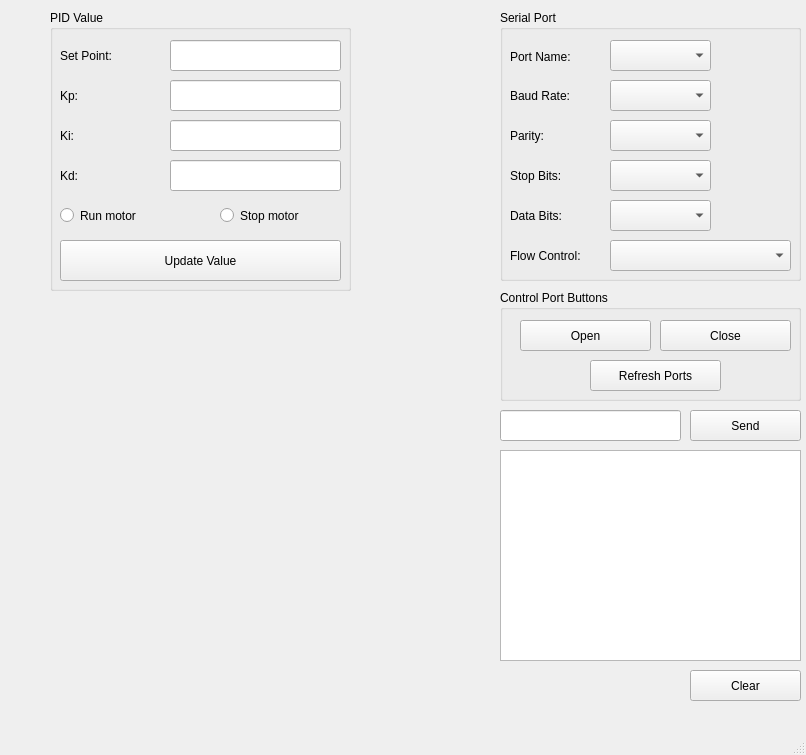
Qt form mainwindow.ui (nguyenlamanhvu/GUI_PID) before a commit.
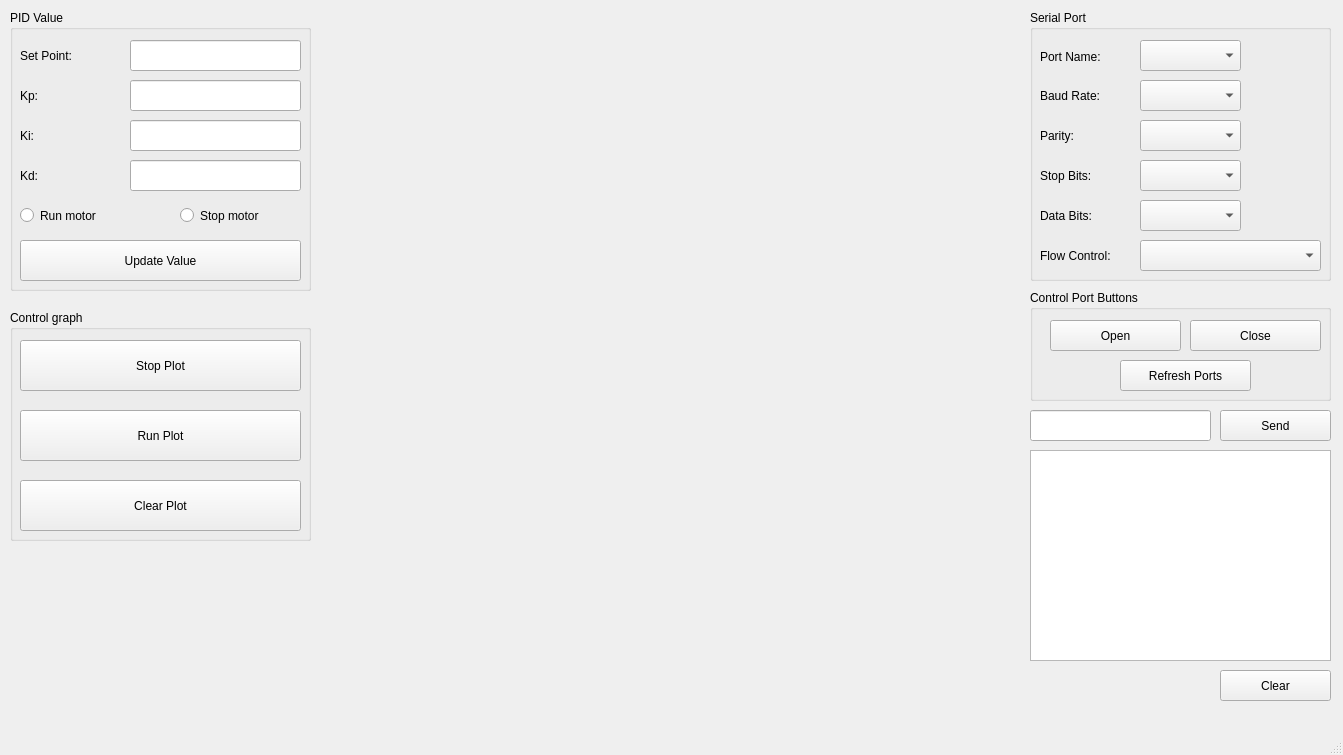
The same form after that commit. Custom widgets are drawn as their Qt base class.

Commit message: finished GUI for PID Controller

Patch:
```diff
--- a/mainwindow.ui
+++ b/mainwindow.ui
@@ -6,7 +6,7 @@
    <rect>
     <x>0</x>
     <y>0</y>
-    <width>806</width>
+    <width>1343</width>
     <height>755</height>
    </rect>
   </property>
@@ -17,7 +17,7 @@
    <widget class="QLineEdit" name="lnMessage">
     <property name="geometry">
      <rect>
-      <x>500</x>
+      <x>1030</x>
       <y>410</y>
       <width>181</width>
       <height>31</height>
@@ -27,7 +27,7 @@
    <widget class="QPushButton" name="btnSend">
     <property name="geometry">
      <rect>
-      <x>690</x>
+      <x>1220</x>
       <y>410</y>
       <width>111</width>
       <height>31</height>
@@ -40,7 +40,7 @@
    <widget class="QListWidget" name="lstMessages">
     <property name="geometry">
      <rect>
-      <x>500</x>
+      <x>1030</x>
       <y>450</y>
       <width>301</width>
       <height>211</height>
@@ -50,7 +50,7 @@
    <widget class="QGroupBox" name="groupBox">
     <property name="geometry">
      <rect>
-      <x>500</x>
+      <x>1030</x>
       <y>10</y>
       <width>301</width>
       <height>271</height>
@@ -201,7 +201,7 @@
    <widget class="QGroupBox" name="groupBox_2">
     <property name="geometry">
      <rect>
-      <x>500</x>
+      <x>1030</x>
       <y>290</y>
       <width>301</width>
       <height>111</height>
@@ -253,7 +253,7 @@
    <widget class="QPushButton" name="btnClear">
     <property name="geometry">
      <rect>
-      <x>690</x>
+      <x>1220</x>
       <y>670</y>
       <width>111</width>
       <height>31</height>
@@ -266,7 +266,7 @@
    <widget class="QGroupBox" name="groupBox_3">
     <property name="geometry">
      <rect>
-      <x>50</x>
+      <x>10</x>
       <y>10</y>
       <width>301</width>
       <height>281</height>
@@ -410,13 +410,65 @@
    <widget class="QCustomPlot" name="motorPlot" native="true">
     <property name="geometry">
      <rect>
-      <x>20</x>
-      <y>350</y>
-      <width>461</width>
-      <height>311</height>
+      <x>330</x>
+      <y>30</y>
+      <width>691</width>
+      <height>631</height>
      </rect>
     </property>
    </widget>
+   <widget class="QGroupBox" name="groupBox_4">
+    <property name="geometry">
+     <rect>
+      <x>10</x>
+      <y>310</y>
+      <width>301</width>
+      <height>231</height>
+     </rect>
+    </property>
+    <property name="title">
+     <string>Control graph</string>
+    </property>
+    <widget class="QPushButton" name="btnStopPlot">
+     <property name="geometry">
+      <rect>
+       <x>10</x>
+       <y>30</y>
+       <width>281</width>
+       <height>51</height>
+      </rect>
+     </property>
+     <property name="text">
+      <string>Stop Plot</string>
+     </property>
+    </widget>
+    <widget class="QPushButton" name="btnRunPlot">
+     <property name="geometry">
+      <rect>
+       <x>10</x>
+       <y>100</y>
+       <width>281</width>
+       <height>51</height>
+      </rect>
+     </property>
+     <property name="text">
+      <string>Run Plot</string>
+     </property>
+    </widget>
+    <widget class="QPushButton" name="btnClearPlot">
+     <property name="geometry">
+      <rect>
+       <x>10</x>
+       <y>170</y>
+       <width>281</width>
+       <height>51</height>
+      </rect>
+     </property>
+     <property name="text">
+      <string>Clear Plot</string>
+     </property>
+    </widget>
+   </widget>
   </widget>
   <widget class="QMenuBar" name="menubar">
    <property name="geometry">
```
Left out of the diff: 2 changed lines with no effect on the pictures. The commit also changes 2 other files.
